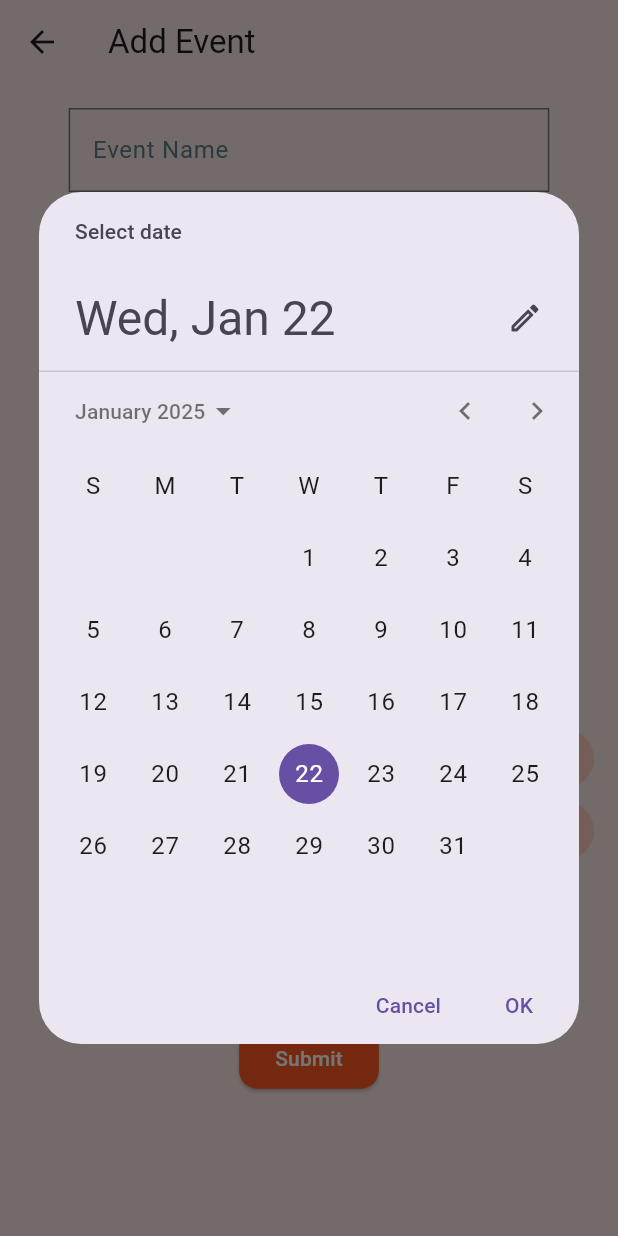
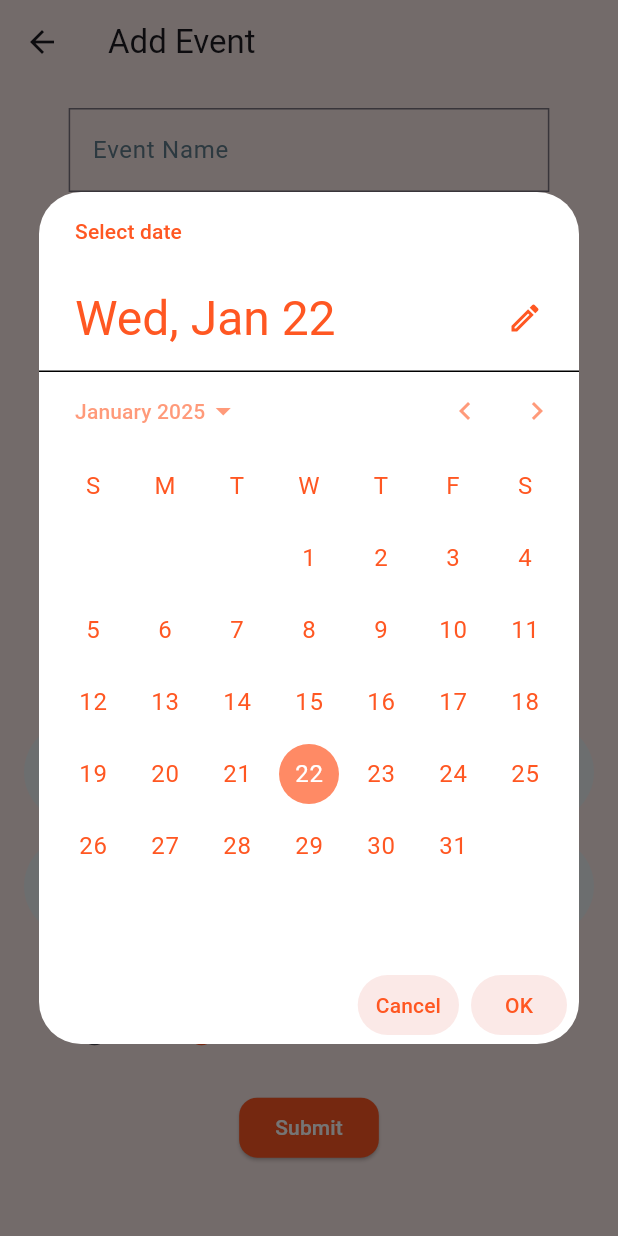
Before and after one commit to TechorraTeam/event-Sphere, a Flutter app: the AddEventForm screen opened directly, after a tap on "Select date", on a phone screen of 412 x 824 dp. Run offline on Flutter 3.47's test engine with Material 3 defaults, Android fonts, the light colour scheme and no system bars; our stand-ins replace cloud_firestore, firebase_auth, firebase_core, flutter_screenutil, get, image_picker; missing offline and left inert: avatar_stack; accounts and stored records are empty.

```diff
--- a/lib/View/screens/Add_Event_Form.dart
+++ b/lib/View/screens/Add_Event_Form.dart
@@ -46,7 +46,26 @@ class _AddEventFormState extends State<AddEventForm> {
       initialDate: DateTime.now(),
       firstDate: DateTime(2000),
       lastDate: DateTime(2101),
+      builder: (BuildContext context, Widget? child) {
+        return Theme(
+          data: Theme.of(context).copyWith(
+            colorScheme: ColorScheme.light(
+              primary: Colors.deepOrange.shade300,
+              onPrimary: Colors.white,
+              onSurface: Colors.deepOrange,
+            ),
+            textButtonTheme: TextButtonThemeData(
+              style: TextButton.styleFrom(
+                foregroundColor: Colors.deepOrange,
+                backgroundColor: Colors.deepOrange.shade50
+              ),
+            ),
+          ),
+          child: child!,
         );
+      },
+    );
+
     if (pickedDate != null && pickedDate != _selectedDate) {
       setState(() {
         _selectedDate = pickedDate;
@@ -54,17 +73,38 @@ class _AddEventFormState extends State<AddEventForm> {
     }
   }
 
+
   Future<void> _selectTime(BuildContext context) async {
     final TimeOfDay? pickedTime = await showTimePicker(
       context: context,
       initialTime: TimeOfDay.now(),
+      builder: (BuildContext context, Widget? child) {
+        return Theme(
+          data: Theme.of(context).copyWith(
+            colorScheme: ColorScheme.light(
+              primary: Colors.deepOrange.shade300,
+              onPrimary: Colors.white,
+              onSurface: Colors.deepOrange,
+            ),
+            textButtonTheme: TextButtonThemeData(
+              style: TextButton.styleFrom(
+                foregroundColor: Colors.deepOrange,
+                backgroundColor: Colors.deepOrange.shade50,
+              ),
+            ),
+          ),
+          child: child!,
         );
+      },
+    );
+
     if (pickedTime != null && pickedTime != _selectedTime) {
       setState(() {
         _selectedTime = pickedTime;
       });
     }
   }
+
 
   Future<void> _pickImages() async {
     final pickedFiles = await _picker.pickMultiImage();
@@ -120,25 +160,58 @@ class _AddEventFormState extends State<AddEventForm> {
                         ),
                         ) : NoText(text: 'No Images Selected'),
                   SizedBox(height: 16.0),
-                  Row(
+                  Container(
+                    padding: EdgeInsets.only(right: 23, top: 7, bottom: 7),
+                    decoration: BoxDecoration(
+                      color: Colors.blueGrey.shade50,
+                      borderRadius: BorderRadius.circular(100),
+                        border: Border.all(
+                            color: _selectedDate == null ? Colors.transparent : Colors.deepOrange,
+                            width: 2
+                        )
+                    ),
+                    child: Row(
                       children: <Widget>[
                         Expanded(
-                        child: _selectedDate == null ? NoText(text: 'No Date Selected', noBg: true,) : Text(
-                          'Date: ${DateFormat('MMMM dd, yyyy').format(_selectedDate!)}',
+                          child: _selectedDate == null ? NoText(text: 'No Date Selected', noBg: true,) : Container(
+                            padding: EdgeInsets.only(left: 23),
+                            child: Text(
+                              DateFormat('MMMM dd, yyyy').format(_selectedDate!), style: TextStyle(
+                                fontWeight: FontWeight.bold,
+                                color: Colors.deepOrange
+                            ),),
                           ),
                         ),
                         CustomGui.textButton('Select date', () => _selectDate(context))
                       ],
                     ),
-                  Row(
+                  ),
+                  SizedBox(height: 10,),
+                  Container(
+                    padding: EdgeInsets.only(right: 23, top: 7, bottom: 7),
+                    decoration: BoxDecoration(
+                        color: Colors.blueGrey.shade50,
+                        borderRadius: BorderRadius.circular(100),
+                        border: Border.all(
+                          color: _selectedTime == null ? Colors.transparent : Colors.deepOrange,
+                          width: 2
+                        )
+                    ),
+                    child: Row(
                       children: <Widget>[
                         Expanded(
-                        child: _selectedTime == null ? NoText(text: 'No Time Selected', noBg: true,) : Text(
-                          'Time: ${_selectedTime!.format(context)}',
+                          child: _selectedTime == null ? NoText(text: 'No Time Selected', noBg: true,) : Container(
+                            padding: EdgeInsets.only(left: 23),
+                            child: Text(
+                              _selectedTime!.format(context), style: TextStyle(
+                                fontWeight: FontWeight.bold,
+                                color: Colors.deepOrange
+                            ),),
                           ),
                         ),
                         CustomGui.textButton('Select time', () => _selectTime(context))
                       ],
+                    ),
                   ),
                   SizedBox(height: 16.0),
                   EventSphereRadioButton(
@@ -167,44 +240,9 @@ class _AddEventFormState extends State<AddEventForm> {
                             isFamilyOriented: _isFamilyOriented,
                           );
                           eventController.addEvent(event);
-                          //DEBUG:
-                          // print('Event Name: ${_eventNameController.text}');
-                          // print('Description: ${_descriptionController.text}');
-                          // print('Location: ${_locationController.text}');
-                          // print('Date: ${_selectedDate.toString()}');
-                          // print('Time: ${_selectedTime.toString()}');
-                          // print('Ticket Price: ${_ticketPriceController.text}');
-                          // print('Is Family Oriented: $_isFamilyOriented');
                         }
                       }
                   ),
-                  // ElevatedButton(
-                  //   onPressed: () {
-                  //     if (_formKey.currentState!.validate()) {
-                  //       EventDataModel event = EventDataModel(
-                  //         title: _eventNameController.text,
-                  //         description: _descriptionController.text,
-                  //         location: _locationController.text,
-                  //         date: _selectedDate.toString(),
-                  //         time: _selectedTime!.format(context),
-                  //         uid: FirebaseAuth.instance.currentUser?.uid,
-                  //         ticketPrice: _ticketPriceController.text,
-                  //         images: _selectedImages,
-                  //         isFamilyOriented: _isFamilyOriented,
-                  //       );
-                  //       eventController.addEvent(event);
-                  //       //DEBUG:
-                  //       // print('Event Name: ${_eventNameController.text}');
-                  //       // print('Description: ${_descriptionController.text}');
-                  //       // print('Location: ${_locationController.text}');
-                  //       // print('Date: ${_selectedDate.toString()}');
-                  //       // print('Time: ${_selectedTime.toString()}');
-                  //       // print('Ticket Price: ${_ticketPriceController.text}');
-                  //       // print('Is Family Oriented: $_isFamilyOriented');
-                  //     }
-                  //   },
-                  //   child: Text('Submit'),
-                  // ),
                 ],
               ),
             ),
```
Also changed, not shown: lib/View/screens/Event_Detail_Screen.dart (+12 -8 lines), lib/View/screens/Events_Screen.dart (+3 -62 lines), lib/Widgets/EventCard.dart (added, +156 -0 lines). Lines whose indentation alone changed are shown as unchanged.
